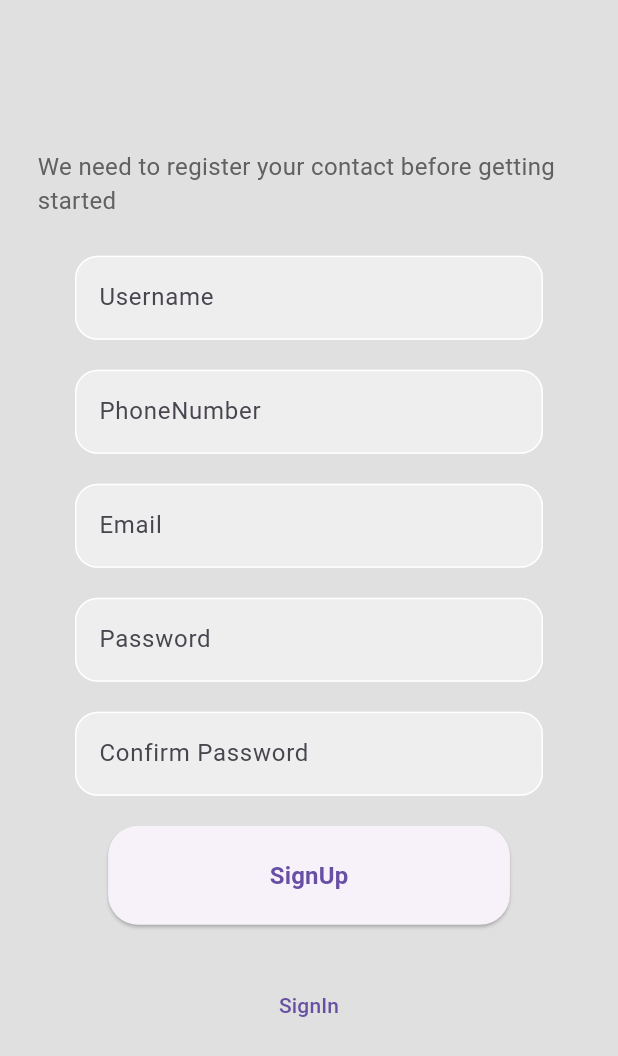
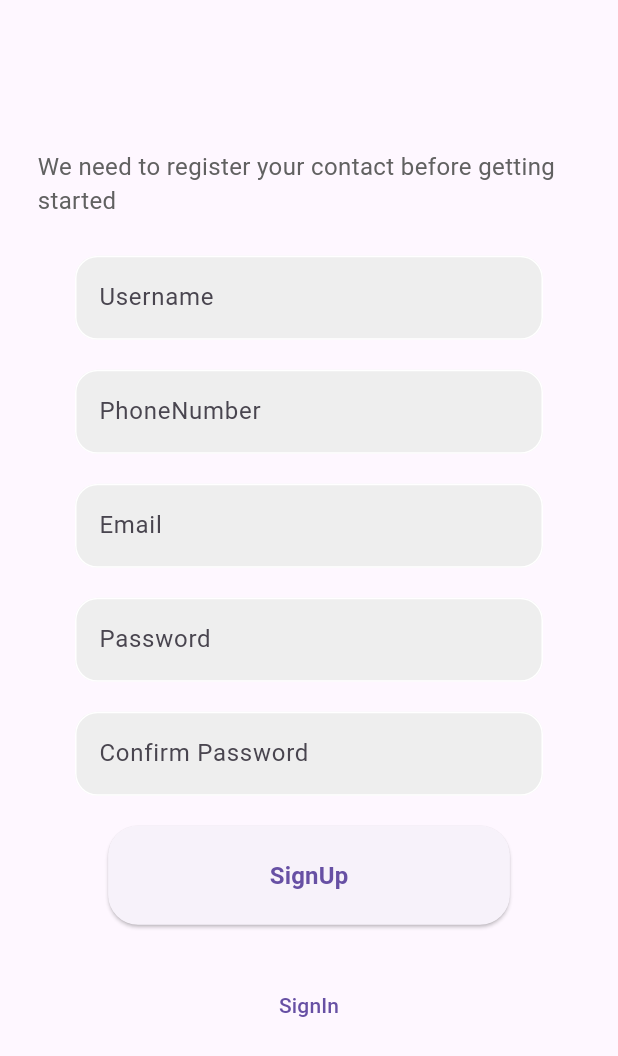
Before and after one commit to pnaskardev/Contact-App-flutter, a Flutter app: the screen it shows after launch, on a phone screen of 412 x 824 dp. Shown: the top 1056 px of the screen. Run offline on Flutter 3.47's test engine with Material 2 defaults, Android fonts, the light colour scheme and no system bars.

Commit message:
some additional changes

```diff
--- a/lib/features/auth/screens/auth_screen.dart
+++ b/lib/features/auth/screens/auth_screen.dart
@@ -32,7 +32,7 @@
     return SafeArea(
       child: Scaffold(
           resizeToAvoidBottomInset: false,
-          backgroundColor: Colors.grey[300],
+          // backgroundColor: Colors.grey[300],
           body: Center(
             child: Form(
               key: _formKey,
--- a/lib/main.dart
+++ b/lib/main.dart
@@ -16,11 +16,7 @@
       title: 'IvyKids',
       theme: ThemeData(
         useMaterial3: true,
-          scaffoldBackgroundColor: CustomColors.bgColor,
-          textTheme: TextTheme
-          (
-              bodyMedium: TextStyle(color: CustomColors.textColor),
-              bodySmall: TextStyle(color: CustomColors.textColor))),
+        ),
       onGenerateRoute: (settings)=>generateRoute(settings),
       home: const AutheScreen()
     );
--- a/lib/utils/global_vatiables.dart
+++ b/lib/utils/global_vatiables.dart
@@ -2,6 +2,7 @@
 
 class CustomColors {
   static Color bgColor = const Color.fromRGBO(0, 7, 45, 1);
+  static Color accentColor = const Color.fromRGBO(14, 104, 168, 1);
   static Color textColor = const Color.fromRGBO(166, 255, 250, 1);
   // static Color textColor = const Color.fromRGBO(10, 36, 114, 1);
 }
```
